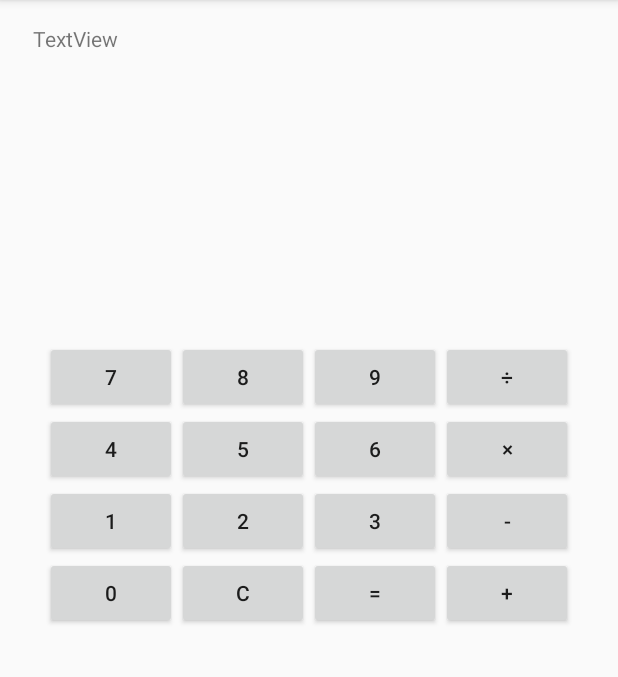
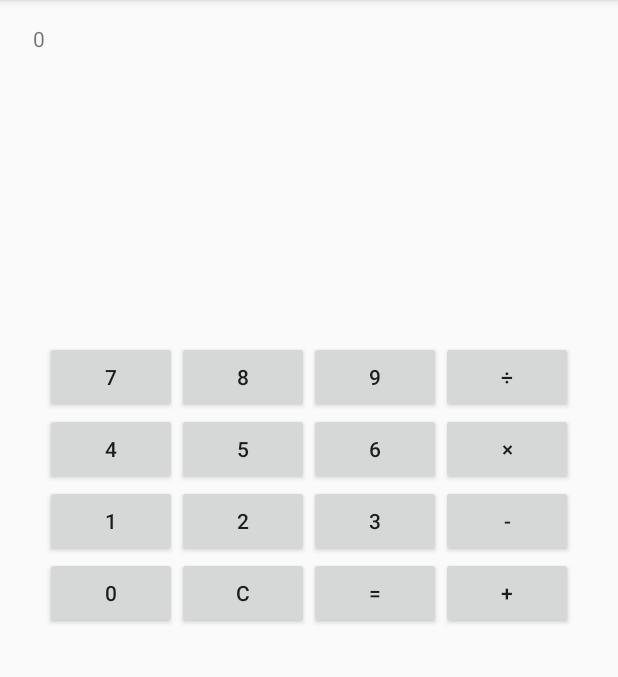
Before and after one commit to tomocy/calculator, an Android app: the screen it shows after launch (MainActivity), on a phone screen of 412 x 824 dp, the part 84-761 px from its top. Run offline under Robolectric (Android 15) with nearby library versions, the phone set to English and light mode, and no system bars.

Commit message:
[mod] first textView value to 0

```diff
--- a/app/src/main/res/layout/activity_main.xml
+++ b/app/src/main/res/layout/activity_main.xml
@@ -20,7 +20,7 @@
             android:id="@+id/dispTextView"
             android:layout_width="match_parent"
             android:layout_height="match_parent"
-            android:text="TextView" />
+            android:text="0" />
     </LinearLayout>
 
     <LinearLayout
```
